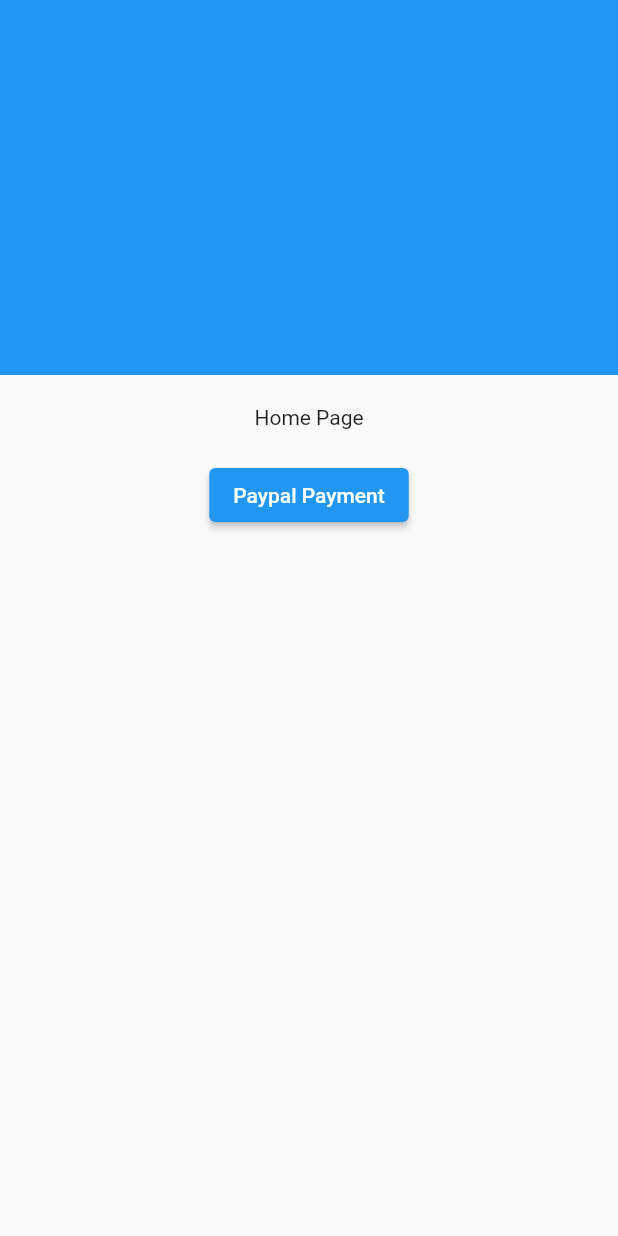
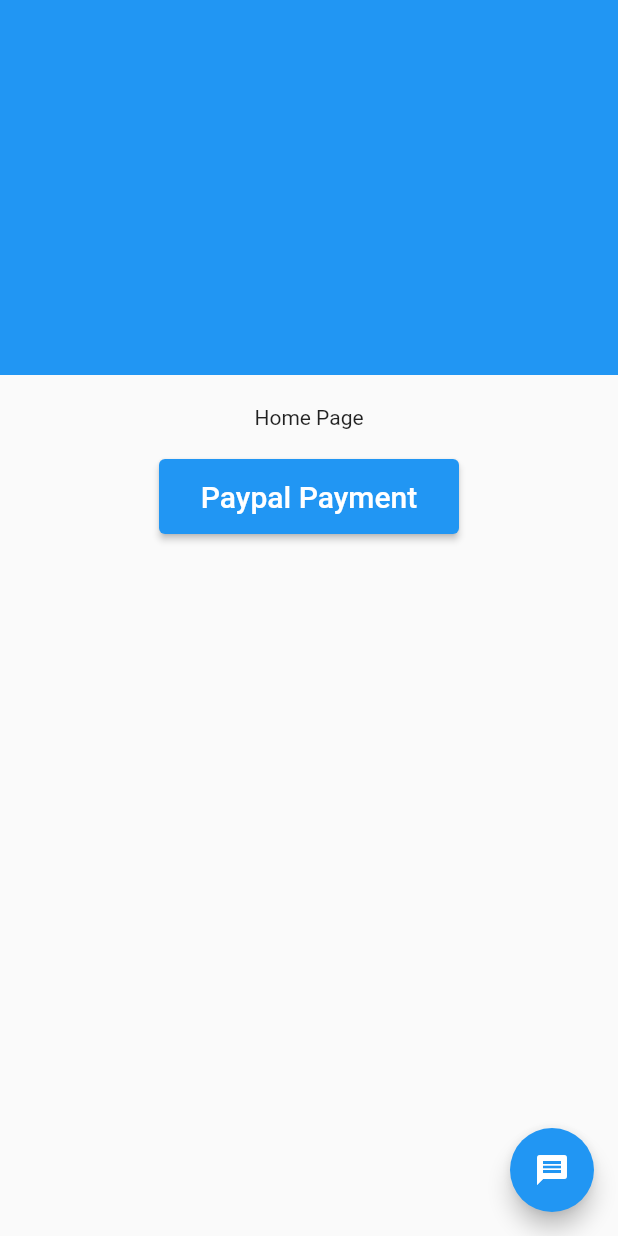
Before and after one commit to tusharhow/best-consultant, a Flutter app: the HomePage screen opened directly, on a phone screen of 412 x 824 dp. Run offline on Flutter 3.47's test engine with Material 2 defaults, Android fonts, the phone set to English and light mode, and no system bars; our stand-ins replace cloud_firestore, firebase_auth, firebase_core, simple_animations; missing offline and left inert: flutter_paypal; accounts and stored records are empty.

Commit message:
Navigation added

```diff
--- a/lib/main.dart
+++ b/lib/main.dart
@@ -24,7 +24,7 @@
       theme: ThemeData(
         primarySwatch: Colors.blue,
       ),
-      home: BottomChatBar(),
+      home: LoginPage(),
     );
   }
 }
--- a/lib/views/home_page.dart
+++ b/lib/views/home_page.dart
@@ -1,3 +1,4 @@
+import 'package:best_consultant/views/chat_page.dart';
 import 'package:flutter/material.dart';
 import 'package:flutter_paypal/flutter_paypal.dart';
 
@@ -26,8 +27,12 @@
           SizedBox(
             height: 20,
           ),
-        ElevatedButton(
-          child: Text('Paypal Payment'),
+          SizedBox(
+            height: 50,
+            width: 200,
+            child: ElevatedButton(
+              child: Text('Paypal Payment',
+                  style: TextStyle(color: Colors.white, fontSize: 20)),
               onPressed: () => {
                 Navigator.of(context).push(
                   MaterialPageRoute(
@@ -50,7 +55,8 @@
                                 "shipping_discount": 0
                               }
                             },
-                        "description": "The payment transaction description.",
+                            "description":
+                                "The payment transaction description.",
                             // "payment_options": {
                             //   "allowed_payment_method":
                             //       "INSTANT_FUNDING_SOURCE"
@@ -95,7 +101,19 @@
                 )
               },
             ),
+          ),
         ],
-    ));
+      ),
+      floatingActionButton: FloatingActionButton(
+        onPressed: () {
+          Navigator.of(context).push(
+            MaterialPageRoute(
+              builder: (BuildContext context) => BottomChatBar(),
+            ),
+          );
+        },
+        child: Icon(Icons.message),
+      ),
+    );
   }
 }
```
Also changed, not shown: lib/views/auth/sign_up.dart (+8 -2 lines). Lines whose indentation alone changed are shown as unchanged.
